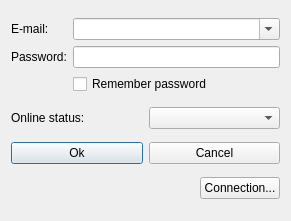
The window that src/logindialog.ui (Maximuzzzzz/myagent-im) describes before a commit, drawn with Qt 5.
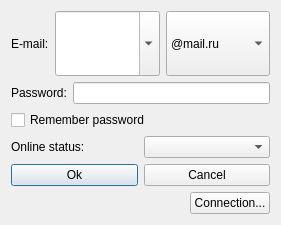
The same window after the commit. Icons and pictures are not drawn.

Commit message: - Parent group for contact doesn't visble in "Move to group" submenu - New functional for login dialog - Edited existing files and added new files in ./debian for automatically generating deb-package by `dpkg-buildpackage' - Detecting contact's client - Hide service groups if it is empty

```diff
--- a/src/logindialog.ui
+++ b/src/logindialog.ui
@@ -6,10 +6,22 @@
    <rect>
     <x>0</x>
     <y>0</y>
-    <width>291</width>
-    <height>221</height>
+    <width>281</width>
+    <height>225</height>
    </rect>
   </property>
+  <property name="sizePolicy">
+   <sizepolicy hsizetype="Preferred" vsizetype="Preferred">
+    <horstretch>0</horstretch>
+    <verstretch>0</verstretch>
+   </sizepolicy>
+  </property>
+  <property name="maximumSize">
+   <size>
+    <width>16777215</width>
+    <height>16777215</height>
+   </size>
+  </property>
   <property name="windowTitle">
    <string>Login</string>
   </property>
@@ -19,36 +31,92 @@
   </property>
   <layout class="QVBoxLayout" name="verticalLayout">
    <item>
-    <layout class="QGridLayout" name="gridLayout">
-     <item row="0" column="0">
+    <layout class="QHBoxLayout" name="horizontalLayout_3">
+     <item>
       <widget class="QLabel" name="emailLabel">
+       <property name="sizePolicy">
+        <sizepolicy hsizetype="Maximum" vsizetype="Preferred">
+         <horstretch>0</horstretch>
+         <verstretch>0</verstretch>
+        </sizepolicy>
+       </property>
        <property name="text">
         <string>E-mail:</string>
        </property>
       </widget>
      </item>
-     <item row="0" column="1">
-      <widget class="QComboBox" name="emailBox">
+     <item>
+      <widget class="QComboBox" name="loginBox">
+       <property name="sizePolicy">
+        <sizepolicy hsizetype="Minimum" vsizetype="Preferred">
+         <horstretch>0</horstretch>
+         <verstretch>0</verstretch>
+        </sizepolicy>
+       </property>
        <property name="editable">
         <bool>true</bool>
        </property>
       </widget>
      </item>
-     <item row="1" column="0">
-      <widget class="QLabel" name="passwordLabel">
-       <property name="text">
-        <string>Password:</string>
+     <item>
+      <widget class="QComboBox" name="domainBox">
+       <property name="sizePolicy">
+        <sizepolicy hsizetype="Preferred" vsizetype="Preferred">
+         <horstretch>0</horstretch>
+         <verstretch>0</verstretch>
+        </sizepolicy>
        </property>
+       <item>
+        <property name="text">
+         <string>@mail.ru</string>
+        </property>
+       </item>
+       <item>
+        <property name="text">
+         <string>@inbox.ru</string>
+        </property>
+       </item>
+       <item>
+        <property name="text">
+         <string>@bk.ru</string>
+        </property>
+       </item>
+       <item>
+        <property name="text">
+         <string>@list.ru</string>
+        </property>
+       </item>
       </widget>
      </item>
-     <item row="1" column="1">
-      <widget class="QLineEdit" name="passwordEdit">
-       <property name="echoMode">
-        <enum>QLineEdit::Password</enum>
-       </property>
-      </widget>
+    </layout>
+   </item>
+   <item>
+    <layout class="QVBoxLayout" name="verticalLayout_2">
+     <item>
+      <layout class="QHBoxLayout" name="horizontalLayout_2">
+       <item>
+        <widget class="QLabel" name="passwordLabel">
+         <property name="sizePolicy">
+          <sizepolicy hsizetype="Maximum" vsizetype="Preferred">
+           <horstretch>0</horstretch>
+           <verstretch>0</verstretch>
+          </sizepolicy>
+         </property>
+         <property name="text">
+          <string>Password:</string>
+         </property>
+        </widget>
+       </item>
+       <item>
+        <widget class="QLineEdit" name="passwordEdit">
+         <property name="echoMode">
+          <enum>QLineEdit::Password</enum>
+         </property>
+        </widget>
+       </item>
+      </layout>
      </item>
-     <item row="2" column="1">
+     <item>
       <widget class="QCheckBox" name="savePass">
        <property name="toolTip">
         <string/>
```
Left out of the diff: 5 changed lines with no effect on the pictures. The commit also changes 27 other files.
